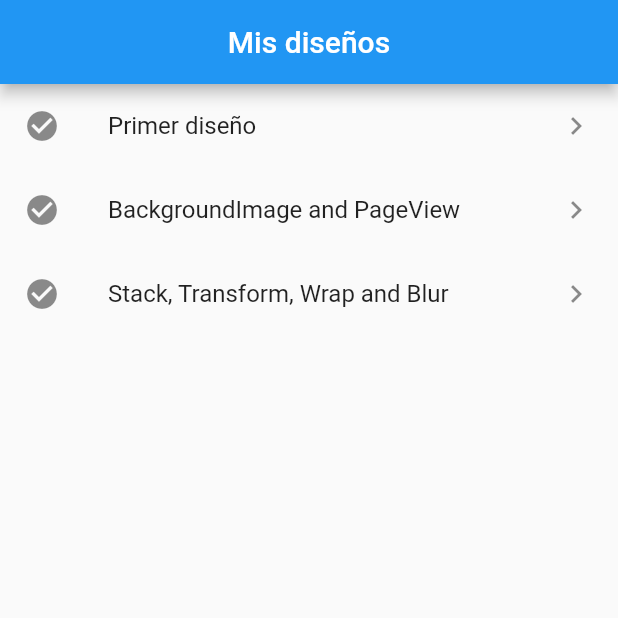
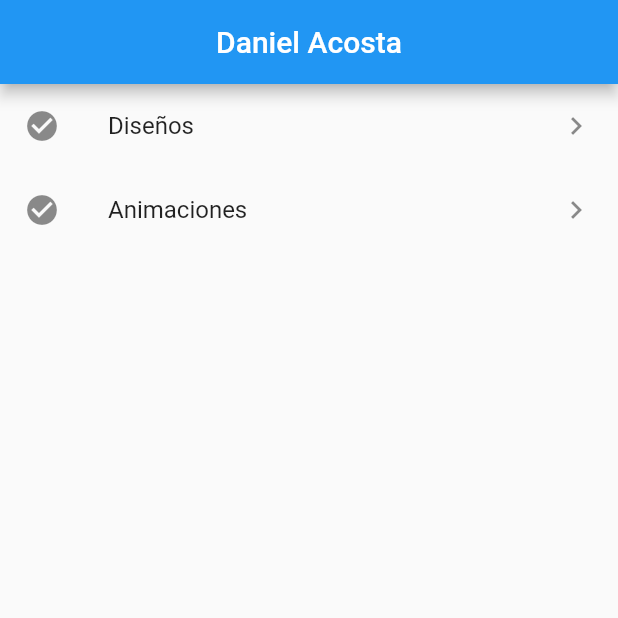
Before and after one commit to Dacostap1/flutter-designs, a Flutter app: the screen it shows after launch, on a phone screen of 412 x 824 dp, the top half of it. Run offline on Flutter 3.47's test engine with Material 2 defaults, Android fonts, the phone set to English and light mode, and no system bars; our stand-ins replace faker.

Commit message:
add Animations implicits y explicits

```diff
--- a/lib/main.dart
+++ b/lib/main.dart
@@ -1,8 +1,18 @@
 import 'package:flutter/material.dart';
-import 'package:designs/presentation/pages/list.dart';
+
+import 'package:designs/presentation/pages/main_list.dart';
+import 'package:designs/presentation/pages/list_designs.dart';
+import 'package:designs/presentation/pages/list_animations.dart';
 import 'package:designs/presentation/pages/design/first_design.dart';
 import 'package:designs/presentation/pages/design/second_design.dart';
 import 'package:designs/presentation/pages/design/third_page.dart';
+import 'package:designs/presentation/pages/animations/implicits/animated_foo.dart';
+import 'package:designs/presentation/pages/animations/implicits/tween_animation.dart';
+import 'package:designs/presentation/pages/animations/explicits/foo_transition.dart';
+import 'package:designs/presentation/pages/animations/explicits/foo_transition_scale.dart';
+import 'package:designs/presentation/pages/animations/explicits/animated_widget.dart';
+import 'package:designs/presentation/pages/animations/explicits/animated_widget_two_animations.dart';
+import 'package:designs/presentation/pages/animations/explicits/animated_builder.dart';
 
 void main() {
   runApp(const MyApp());
@@ -34,9 +44,19 @@ class MyApp extends StatelessWidget {
       initialRoute: 'main-page',
       routes: {
         'main-page': (_) => const MainPage(),
+        'designs-page': (_) => const DesignsPage(),
+        'animations-page': (_) => const AnimationsPage(),
         'first-design': (_) => const FirstDesign(),
         'second-design': (_) => const SecondDesign(),
         'third-design': (_) => const ThirdDesign(),
+        'animated-foo': (_) => const AnimatedFoo(),
+        'tween-animation': (_) => const TweenAnimationPage(),
+        'foo-transition': (_) => const FooTransitionPage(),
+        'foo-transition-scale': (_) => const FooTransitionScalePage(),
+        'animated-widget': (_) => const AnimatedWidgetPage(),
+        'animated-widget-two-tweens': (_) =>
+            const AnimatedWidgetTwoTweensPage(),
+        'animated-builder': (_) => const AnimatedBuilderPage(),
       },
     );
   }
--- /dev/null
+++ b/lib/presentation/pages/list_designs.dart
@@ -0,0 +1,60 @@
+import 'package:flutter/material.dart';
+
+class DesignsPage extends StatefulWidget {
+  const DesignsPage({Key? key}) : super(key: key);
+
+  @override
+  State<DesignsPage> createState() => _DesignsPageState();
+}
+
+class _DesignsPageState extends State<DesignsPage> {
+  final _items = [
+    Item(title: 'Primer diseño', route: 'first-design'),
+    Item(title: 'BackgroundImage and PageView', route: 'second-design'),
+    Item(title: 'Stack, Transform, Wrap and Blur', route: 'third-design'),
+  ];
+
+  @override
+  Widget build(BuildContext context) {
+    return Scaffold(
+      appBar: AppBar(
+        title: const Text('Mis diseños'),
+        centerTitle: true,
+      ),
+      body: ListView.builder(
+        itemCount: _items.length,
+        itemBuilder: (_, index) => ItemWidget(
+          item: _items[index],
+        ),
+      ),
+    );
+  }
+}
+
+class ItemWidget extends StatelessWidget {
+  final Item item;
+  const ItemWidget({
+    Key? key,
+    required this.item,
+  }) : super(key: key);
+
+  @override
+  Widget build(BuildContext context) {
+    return ListTile(
+      title: Text(item.title),
+      onTap: () => Navigator.pushNamed(context, item.route),
+      leading: const Icon(Icons.check_circle),
+      trailing: const Icon(Icons.navigate_next_outlined),
+    );
+  }
+}
+
+class Item {
+  final String title;
+  final String route;
+
+  Item({
+    required this.title,
+    required this.route,
+  });
+}
--- /dev/null
+++ b/lib/presentation/pages/main_list.dart
@@ -0,0 +1,59 @@
+import 'package:flutter/material.dart';
+
+class MainPage extends StatefulWidget {
+  const MainPage({Key? key}) : super(key: key);
+
+  @override
+  State<MainPage> createState() => _MainPageState();
+}
+
+class _MainPageState extends State<MainPage> {
+  final _items = [
+    Item(title: 'Diseños', route: 'designs-page'),
+    Item(title: 'Animaciones', route: 'animations-page'),
+  ];
+
+  @override
+  Widget build(BuildContext context) {
+    return Scaffold(
+      appBar: AppBar(
+        title: const Text('Daniel Acosta'),
+        centerTitle: true,
+      ),
+      body: ListView.builder(
+        itemCount: _items.length,
+        itemBuilder: (_, index) => ItemWidget(
+          item: _items[index],
+        ),
+      ),
+    );
+  }
+}
+
+class ItemWidget extends StatelessWidget {
+  final Item item;
+  const ItemWidget({
+    Key? key,
+    required this.item,
+  }) : super(key: key);
+
+  @override
+  Widget build(BuildContext context) {
+    return ListTile(
+      title: Text(item.title),
+      onTap: () => Navigator.pushNamed(context, item.route),
+      leading: const Icon(Icons.check_circle),
+      trailing: const Icon(Icons.navigate_next_outlined),
+    );
+  }
+}
+
+class Item {
+  final String title;
+  final String route;
+
+  Item({
+    required this.title,
+    required this.route,
+  });
+}
```
Also changed, not shown: lib/presentation/pages/animations/explicits/animated_builder.dart (added, +105 -0 lines), lib/presentation/pages/animations/explicits/animated_widget.dart (added, +79 -0 lines), lib/presentation/pages/animations/explicits/animated_widget_two_animations.dart (added, +96 -0 lines), lib/presentation/pages/animations/explicits/foo_transition.dart (added, +65 -0 lines), lib/presentation/pages/animations/explicits/foo_transition_scale.dart (added, +68 -0 lines), lib/presentation/pages/animations/implicits/animated_foo.dart (added, +46 -0 lines), lib/presentation/pages/animations/implicits/tween_animation.dart (added, +44 -0 lines), lib/presentation/pages/list_animations.dart (renamed from lib/presentation/pages/list.dart, +17 -8 lines).
